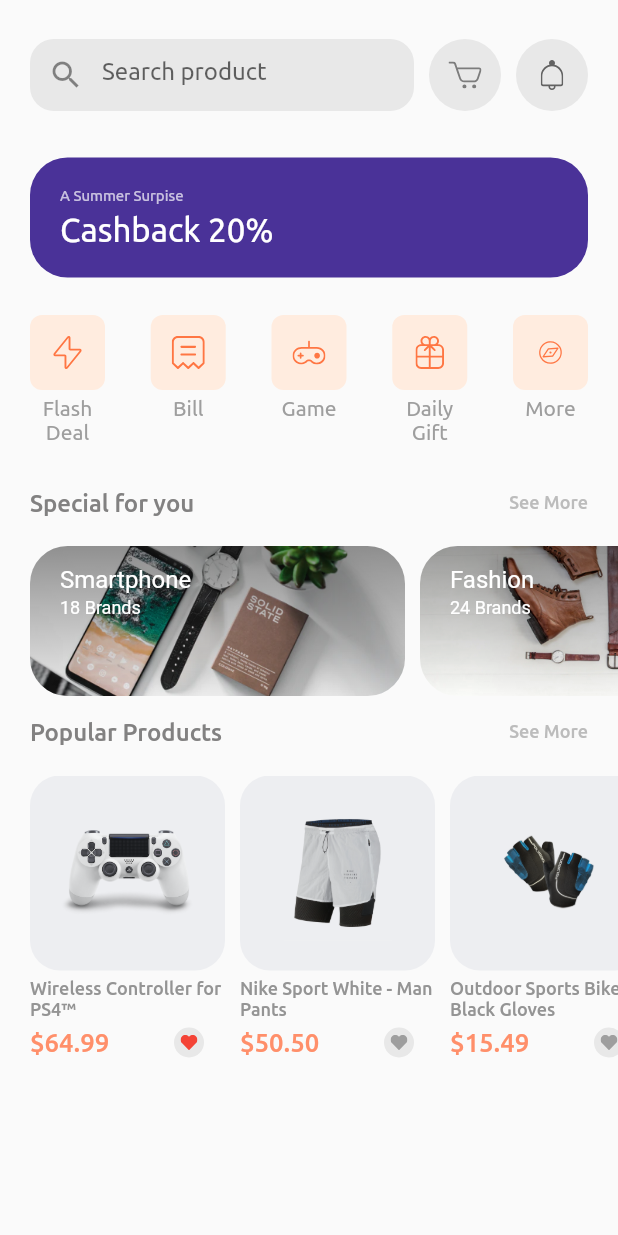
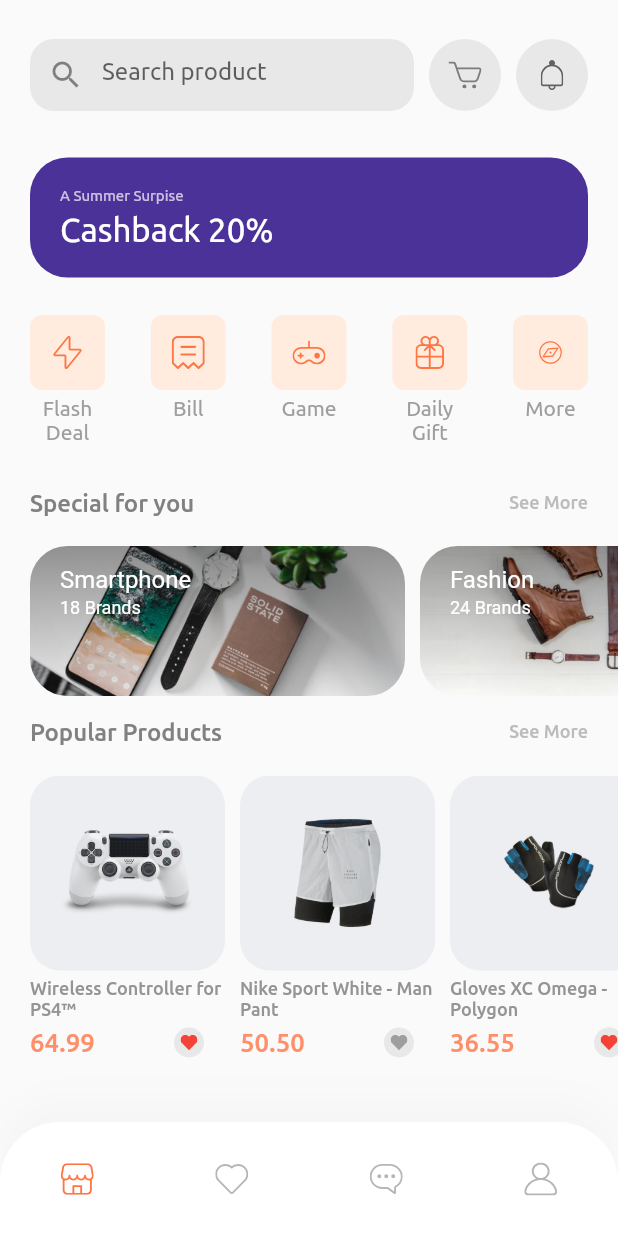
Before and after one commit to meryemtoulali/tokoto, a Flutter app: the HomeScreen screen opened by its route, on a phone screen of 412 x 824 dp. Run offline on Flutter 3.47's test engine with Material 2 defaults, Android fonts, the phone set to English and light mode, and no system bars; our stand-ins replace flutter_svg; project files that could hold a hidden picture were left out.

Commit message:
started working on the product details screen

```diff
--- /dev/null
+++ b/lib/enums/menu_state.dart
@@ -0,0 +1,6 @@
+enum MenuState {
+  home,
+  favourites,
+  message,
+  profile,
+}
--- a/lib/main.dart
+++ b/lib/main.dart
@@ -1,3 +1,6 @@
+import 'screens/cart/cart_screen.dart';
+
+import 'screens/product_details/product_details_screen.dart';
 import 'screens/profile/profile_screen.dart';
 import 'package:flutter/material.dart';
 import 'screens/onboarding/onboarding_screen.dart';
@@ -27,6 +30,9 @@ class MyApp extends StatelessWidget {
         "/home": (context) => const HomeScreen(),
         "/onboarding" : (context) => const OnboardingScreen(),
         "/profile" : (context) => const ProfileScreen(),
+        "/product_details" : (context) => const ProductDetailsScreen(),
+        "/cart" : (context) => const CartScreen(),
+
       },
     );
   }
--- /dev/null
+++ b/lib/models/cart_product_model.dart
@@ -0,0 +1,29 @@
+import 'package:flutter/material.dart';
+
+class CartProductModel {
+  final int id;
+  final int numberOfItems;
+
+  CartProductModel({
+    required this.id, required this.numberOfItems
+  });
+}
+
+List<CartProductModel> productsList = [
+  CartProductModel(
+    id: 1,
+    numberOfItems: 2
+  ),
+CartProductModel(
+    id: 3,
+    numberOfItems: 1
+  ),
+  CartProductModel(
+    id: 2,
+    numberOfItems: 1
+  ),
+  CartProductModel(
+    id: 4,
+    numberOfItems: 1
+  ),
+];
--- /dev/null
+++ b/lib/models/product_model.dart
@@ -0,0 +1,107 @@
+import 'package:flutter/material.dart';
+
+class ProductModel {
+  final int id;
+  final String title, description;
+  final List<String> images;
+  final List<Color> colors;
+  final double rating, price;
+  bool isFavourite, isPopular;
+  final String store;
+
+  ProductModel({
+    required this.id,
+    required this.images,
+    required this.colors,
+    this.rating = 0.0,
+    this.isFavourite = false,
+    this.isPopular = false,
+    required this.title,
+    required this.price,
+    required this.description,
+    required this.store,
+  });
+}
+
+List<ProductModel> productsList = [
+  ProductModel(
+    id: 1,
+    images: [
+      "assets/images/ps4_console_white_1.png",
+      "assets/images/ps4_console_white_2.png",
+      "assets/images/ps4_console_white_3.png",
+      "assets/images/ps4_console_white_4.png",
+    ],
+    store: "Wano Store",
+    colors: [
+      Color(0xFFF6625E),
+      Color(0xFF836DB8),
+      Color(0xFFDECB9C),
+      Colors.white,
+    ],
+    title: "Wireless Controller for PS4™",
+    price: 64.99,
+    description: description,
+    rating: 4.8,
+    isFavourite: true,
+    isPopular: true,
+  ),
+  ProductModel(
+    id: 2,
+    images: [
+      "assets/images/Image Popular Product 2.png",
+    ],
+    colors: [
+      Color(0xFFF6625E),
+      Color(0xFF836DB8),
+      Color(0xFFDECB9C),
+      Colors.white,
+    ],
+    store: "Sportz Store",
+    title: "Nike Sport White - Man Pant",
+    price: 50.5,
+    description: description,
+    rating: 4.1,
+    isPopular: true,
+  ),
+  ProductModel(
+    id: 3,
+    images: [
+      "assets/images/glap.png",
+    ],
+    colors: [
+      Color(0xFFF6625E),
+      Color(0xFF836DB8),
+      Color(0xFFDECB9C),
+      Colors.white,
+    ],
+    store: "Sportz Store",
+    title: "Gloves XC Omega - Polygon",
+    price: 36.55,
+    description: description,
+    rating: 4.1,
+    isFavourite: true,
+    isPopular: true,
+  ),
+  ProductModel(
+    id: 4,
+    images: [
+      "assets/images/wireless headset.png",
+    ],
+    store: "Wano Store",
+    colors: [
+      Color(0xFFF6625E),
+      Color(0xFF836DB8),
+      Color(0xFFDECB9C),
+      Colors.white,
+    ],
+    title: "Logitech Headset",
+    price: 20.20,
+    description: description,
+    rating: 4.1,
+    isFavourite: true,
+  ),
+];
+
+const String description =
+    "Wireless Controller for PS4™ gives you what you want in your gaming from over precision control your games to sharing …";
--- a/lib/screens/home/home_screen.dart
+++ b/lib/screens/home/home_screen.dart
@@ -5,6 +5,9 @@ import 'widgets/categories.dart';
 import 'widgets/custom_app_bar.dart';
 import 'widgets/popular_products.dart';
 import 'widgets/special_offers.dart';
+import '../../enums/menu_state.dart';
+import 'widgets/custom_nav_bar.dart';
+
 
 class HomeScreen extends StatelessWidget {
   const HomeScreen({super.key});
@@ -31,6 +34,8 @@ class HomeScreen extends StatelessWidget {
           ),
         ),
       ),
+      bottomNavigationBar:
+          const CustomBottomNavBar(selectedMenu: MenuState.home),
     );
   }
 }
--- /dev/null
+++ b/lib/screens/home/widgets/custom_nav_bar.dart
@@ -0,0 +1,79 @@
+import 'package:flutter/material.dart';
+import 'package:flutter_svg/flutter_svg.dart';
+
+import '../../../enums/menu_state.dart';
+
+class CustomBottomNavBar extends StatelessWidget {
+  const CustomBottomNavBar({
+    Key? key,
+    required this.selectedMenu,
+  }) : super(key: key);
+
+  final MenuState selectedMenu;
+
+  @override
+  Widget build(BuildContext context) {
+    const Color inactiveIconColor = Color(0xFFB6B6B6);
+    return Container(
+      padding: const EdgeInsets.symmetric(vertical: 14),
+      decoration: BoxDecoration(
+        color: Colors.white,
+        boxShadow: [
+          BoxShadow(
+            offset: const Offset(0, -15),
+            blurRadius: 20,
+            color: const Color(0xFFDADADA).withOpacity(0.15),
+          ),
+        ],
+        borderRadius: const BorderRadius.only(
+          topLeft: Radius.circular(40),
+          topRight: Radius.circular(40),
+        ),
+      ),
+      child: SafeArea(
+        top: false,
+        child: Row(
+          mainAxisAlignment: MainAxisAlignment.spaceAround,
+          children: [
+            IconButton(
+              icon: SvgPicture.asset(
+                "assets/icons/Shop Icon.svg",
+                color: MenuState.home == selectedMenu
+                    ? const Color.fromRGBO(255, 118, 67, 1)
+                    : inactiveIconColor,
+              ),
+              onPressed: () {},
+            ),
+            IconButton(
+              icon: SvgPicture.asset(
+                "assets/icons/Heart Icon.svg",
+                color: MenuState.favourites == selectedMenu
+                    ? const Color(0xFFFF7643)
+                    : inactiveIconColor,
+              ),
+              onPressed: () {},
+            ),
+            IconButton(
+              icon: SvgPicture.asset(
+                "assets/icons/Chat bubble Icon.svg",
+                color: MenuState.message == selectedMenu
+                    ? const Color(0xFFFF7643)
+                    : inactiveIconColor,
+              ),
+              onPressed: () {},
+            ),
+            IconButton(
+              icon: SvgPicture.asset(
+                "assets/icons/User Icon.svg",
+                color: MenuState.profile == selectedMenu
+                    ? const Color(0xFFFF7643)
+                    : inactiveIconColor,
+              ),
+              onPressed: () {},
+            ),
+          ],
+        ),
+      ),
+    );
+  }
+}// TODO Implement this library.
--- a/lib/screens/home/widgets/popular_product_item.dart
+++ b/lib/screens/home/widgets/popular_product_item.dart
@@ -2,8 +2,11 @@ import 'package:ecommerce/models/popular_product_model.dart';
 import 'package:flutter/material.dart';
 import 'package:ecommerce/screens/home/widgets/heart_icon_button.dart';
 
+import '../../../models/product_model.dart';
+import '../../product_details/product_details_screen.dart';
+
 class PopularProductItem extends StatelessWidget {
-  final PopularProductModel popularProduct;
+  final ProductModel popularProduct;
   const PopularProductItem({
     Key? key,
     required this.popularProduct,
@@ -11,7 +14,11 @@ class PopularProductItem extends StatelessWidget {
 
   @override
   Widget build(BuildContext context) {
-    return Container(
+    return GestureDetector(
+      onTap: (){
+        Navigator.pushNamed(context, "/product_details", arguments: ProductDetailsScreenArguments(popularProduct));
+      },
+      child: Container(
           width: 130,
           margin: const EdgeInsets.only(right: 10),
           child: Column(
@@ -24,8 +31,11 @@ class PopularProductItem extends StatelessWidget {
                   borderRadius: BorderRadius.circular(20),
                   color: const Color(0xffEDEEF1),
                 ),
+                child: Hero(
+                  tag: popularProduct.images[0],
                   child: Image.asset(
-                popularProduct.imagePath,
+                    popularProduct.images[0],
+                  ),
                 ),
               ),
               const SizedBox(height: 5),
@@ -42,17 +52,18 @@ class PopularProductItem extends StatelessWidget {
                 mainAxisAlignment: MainAxisAlignment.spaceBetween,
                 children: [
                   Text(
-                  popularProduct.price,
+                    popularProduct.price.toStringAsFixed(2),
                     style: const TextStyle(
                       color: Color.fromARGB(255, 255, 143, 106),
                       fontWeight: FontWeight.w500,
                       fontSize: 17,
                     ),
                   ),
-                HeartIconButton(isFavorite: popularProduct.isFavorite),
+                  HeartIconButton(isFavorite: popularProduct.isFavourite),
                 ],
               )
             ],
-        ));
+          )),
+    );
   }
 }
--- a/lib/screens/home/widgets/popular_products.dart
+++ b/lib/screens/home/widgets/popular_products.dart
@@ -2,6 +2,8 @@ import 'package:ecommerce/models/popular_product_model.dart';
 import 'package:ecommerce/screens/home/widgets/popular_product_item.dart';
 import 'package:ecommerce/screens/home/widgets/section_title.dart';
 import 'package:flutter/material.dart';
+
+import '../../../models/product_model.dart';
 
 class PopularProducts extends StatelessWidget {
   const PopularProducts({super.key});
@@ -16,13 +18,13 @@ class PopularProducts extends StatelessWidget {
         width: double.maxFinite,
         height: 300,
         child: ListView.builder(
-            itemCount: popularProductsList.length,
+            itemCount: productsList.length,
             scrollDirection: Axis.horizontal,
             padding: const EdgeInsets.symmetric(horizontal: 20),
             physics: const BouncingScrollPhysics(),
             itemBuilder: (context, index) {
               return PopularProductItem(
-                popularProduct: popularProductsList[index],
+                popularProduct: productsList[index],
               );
             }))
       ],
```
Also changed, not shown: lib/screens/cart/cart_screen.dart (added, +18 -0 lines), lib/screens/cart/widgets/cart_header.dart (added, +45 -0 lines), lib/screens/product_details/product_details_screen.dart (added, +38 -0 lines), lib/screens/product_details/widgets/product_details_body.dart (added, +61 -0 lines), lib/screens/product_details/widgets/product_details_header.dart (added, +44 -0 lines), lib/screens/product_details/widgets/product_images.dart (added, +51 -0 lines), lib/screens/product_details/widgets/top_rounded_corners.dart (added, +22 -0 lines), lib/screens/profile/profile_screen.dart (+12 -8 lines), 4 other files. Lines whose indentation alone changed are shown as unchanged.
